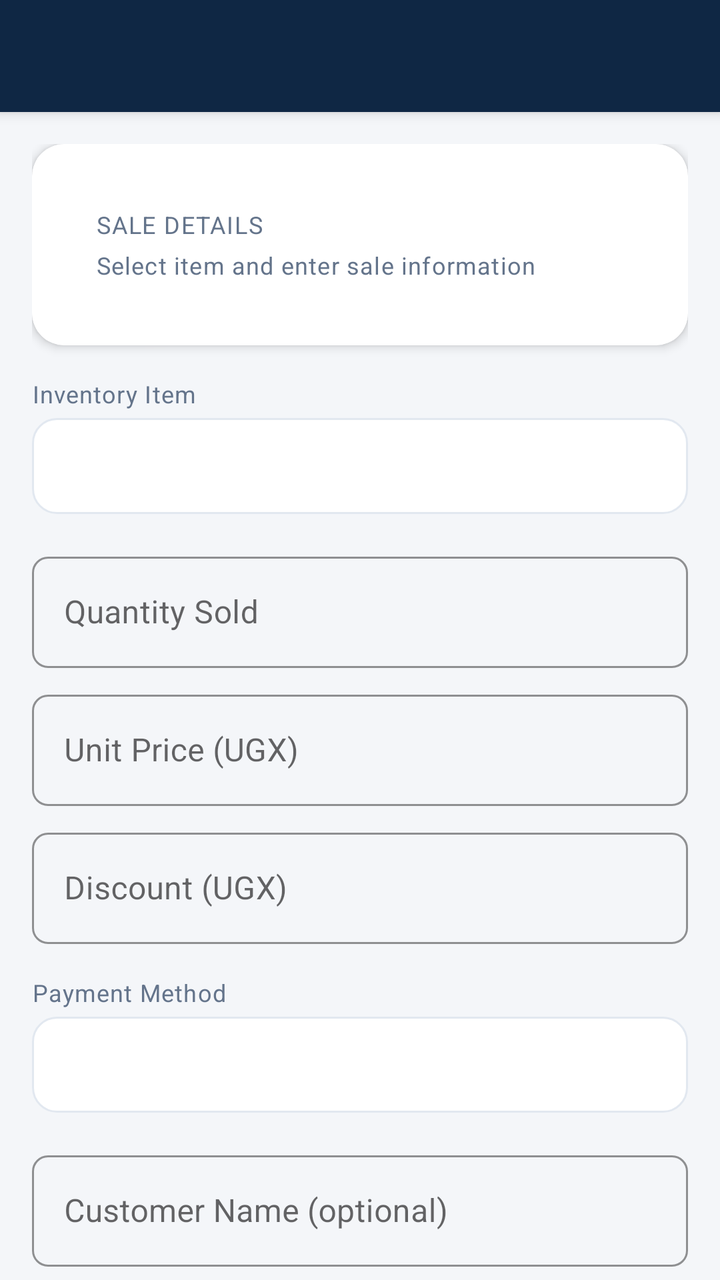
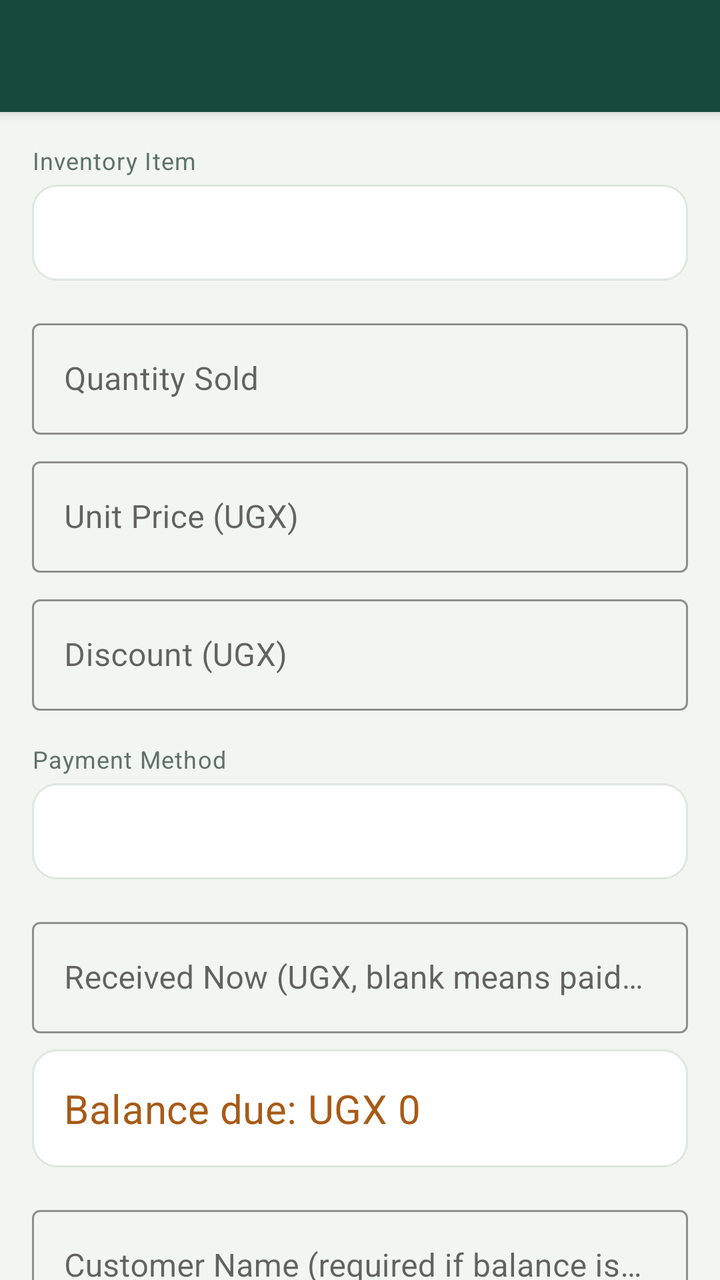

Compare the two renders of this Android layout. The source of the first and the diff that turns it into the second are given below.
<!-- AndroidManifest.xml: application theme Theme.FinanceApp -->
<!-- res/layout/activity_add_sale.xml -->
<?xml version="1.0" encoding="utf-8"?>
<androidx.coordinatorlayout.widget.CoordinatorLayout xmlns:android="http://schemas.android.com/apk/res/android"
    xmlns:app="http://schemas.android.com/apk/res-auto"
    android:layout_width="match_parent"
    android:layout_height="match_parent"
    android:background="@color/background">

    <com.google.android.material.appbar.AppBarLayout
        android:layout_width="match_parent"
        android:layout_height="wrap_content"
        android:background="@color/primary"
        app:elevation="4dp">

        <com.google.android.material.appbar.MaterialToolbar
            android:id="@+id/toolbar"
            android:layout_width="match_parent"
            android:layout_height="?attr/actionBarSize"
            app:navigationIconTint="@color/text_on_primary"
            app:titleTextColor="@color/text_on_primary" />
    </com.google.android.material.appbar.AppBarLayout>

    <androidx.core.widget.NestedScrollView
        android:layout_width="match_parent"
        android:layout_height="match_parent"
        app:layout_behavior="@string/appbar_scrolling_view_behavior">

        <LinearLayout
            android:layout_width="match_parent"
            android:layout_height="wrap_content"
            android:orientation="vertical"
            android:padding="@dimen/spacing_md">

            <com.google.android.material.card.MaterialCardView
                style="@style/Card.Dashboard"
                android:layout_width="match_parent"
                android:layout_height="wrap_content"
                android:layout_marginBottom="@dimen/spacing_md">

                <LinearLayout
                    android:layout_width="match_parent"
                    android:layout_height="wrap_content"
                    android:orientation="vertical"
                    android:padding="@dimen/spacing_md">

                    <TextView
                        style="@style/Text.StatLabel"
                        android:layout_width="wrap_content"
                        android:layout_height="wrap_content"
                        android:text="Sale Details" />

                    <TextView
                        style="@style/Text.Caption"
                        android:layout_width="wrap_content"
                        android:layout_height="wrap_content"
                        android:layout_marginTop="4dp"
                        android:text="Select item and enter sale information" />
                </LinearLayout>
            </com.google.android.material.card.MaterialCardView>

            <TextView style="@style/Text.Caption" android:layout_width="wrap_content" android:layout_height="wrap_content" android:text="Inventory Item" />
            <Spinner
                android:id="@+id/spinnerItem"
                android:layout_width="match_parent"
                android:layout_height="48dp"
                android:layout_marginTop="4dp"
                android:layout_marginBottom="@dimen/spacing_md"
                android:background="@drawable/bg_summary_banner"
                android:paddingStart="8dp"
                android:paddingEnd="8dp" />

            <com.google.android.material.textfield.TextInputLayout
                style="@style/TextInput.Finance"
                android:layout_width="match_parent"
                android:layout_height="wrap_content"
                android:hint="Quantity Sold">

                <com.google.android.material.textfield.TextInputEditText
                    android:id="@+id/etQuantity"
                    android:layout_width="match_parent"
                    android:layout_height="wrap_content"
                    android:inputType="number" />
            </com.google.android.material.textfield.TextInputLayout>

            <com.google.android.material.textfield.TextInputLayout
                style="@style/TextInput.Finance"
                android:layout_width="match_parent"
                android:layout_height="wrap_content"
                android:layout_marginTop="@dimen/spacing_sm"
                android:hint="Unit Price (UGX)">

                <com.google.android.material.textfield.TextInputEditText
                    android:id="@+id/etUnitPrice"
                    android:layout_width="match_parent"
                    android:layout_height="wrap_content"
                    android:inputType="numberDecimal" />
            </com.google.android.material.textfield.TextInputLayout>

            <com.google.android.material.textfield.TextInputLayout
                style="@style/TextInput.Finance"
                android:layout_width="match_parent"
                android:layout_height="wrap_content"
                android:layout_marginTop="@dimen/spacing_sm"
                android:hint="Discount (UGX)">

                <com.google.android.material.textfield.TextInputEditText
                    android:id="@+id/etDiscount"
                    android:layout_width="match_parent"
                    android:layout_height="wrap_content"
                    android:inputType="numberDecimal" />
            </com.google.android.material.textfield.TextInputLayout>

            <TextView style="@style/Text.Caption" android:layout_width="wrap_content" android:layout_height="wrap_content" android:layout_marginTop="@dimen/spacing_md" android:text="Payment Method" />
            <Spinner
                android:id="@+id/spinnerPayment"
                android:layout_width="match_parent"
                android:layout_height="48dp"
                android:layout_marginTop="4dp"
                android:background="@drawable/bg_summary_banner"
                android:paddingStart="8dp"
                android:paddingEnd="8dp" />

            <com.google.android.material.textfield.TextInputLayout
                style="@style/TextInput.Finance"
                android:layout_width="match_parent"
                android:layout_height="wrap_content"
                android:layout_marginTop="@dimen/spacing_md"
                android:hint="Customer Name (optional)">

                <com.google.android.material.textfield.TextInputEditText
                    android:id="@+id/etCustomerName"
                    android:layout_width="match_parent"
                    android:layout_height="wrap_content"
                    android:inputType="textPersonName" />
            </com.google.android.material.textfield.TextInputLayout>

            <com.google.android.material.textfield.TextInputLayout
                style="@style/TextInput.Finance"
                android:layout_width="match_parent"
                android:layout_height="wrap_content"
                android:layout_marginTop="@dimen/spacing_sm"
                android:hint="Customer Phone (optional)">

                <com.google.android.material.textfield.TextInputEditText
                    android:id="@+id/etCustomerPhone"
                    android:layout_width="match_parent"
                    android:layout_height="wrap_content"
                    android:inputType="phone" />
            </com.google.android.material.textfield.TextInputLayout>

            <com.google.android.material.button.MaterialButton
                android:id="@+id/btnSaveSale"
                style="@style/Button.Accent"
                android:layout_width="match_parent"
                android:layout_height="wrap_content"
                android:layout_marginTop="@dimen/spacing_lg"
                android:text="Save Sale" />

        </LinearLayout>
    </androidx.core.widget.NestedScrollView>
</androidx.coordinatorlayout.widget.CoordinatorLayout>
<!-- resources referenced by this layout -->
<resources>
  <color name="background">#F4F6F9</color>
  <color name="primary">#0F2744</color>
  <color name="text_on_primary">#FFFFFF</color>
  <dimen name="spacing_lg">24dp</dimen>
  <dimen name="spacing_md">16dp</dimen>
  <dimen name="spacing_sm">8dp</dimen>
  <!-- drawable bg_summary_banner (drawable) -->
  <?xml version="1.0" encoding="utf-8"?>
  <shape xmlns:android="http://schemas.android.com/apk/res/android"
      android:shape="rectangle">
      <solid android:color="@color/surface" />
      <corners android:radius="12dp" />
      <stroke android:width="1dp" android:color="@color/divider" />
  </shape>
  <style name="Button.Accent" parent="Widget.MaterialComponents.Button">
          <item name="android:textColor">@color/text_on_accent</item>
          <item name="backgroundTint">@color/accent</item>
          <item name="cornerRadius">@dimen/radius_md</item>
          <item name="android:paddingTop">14dp</item>
          <item name="android:paddingBottom">14dp</item>
          <item name="android:textAllCaps">false</item>
          <item name="android:fontFamily">sans-serif-medium</item>
      </style>
  <style name="Card.Dashboard" parent="Widget.MaterialComponents.CardView">
          <item name="cardCornerRadius">@dimen/radius_lg</item>
          <item name="cardElevation">@dimen/card_elevation</item>
          <item name="cardBackgroundColor">@color/surface</item>
          <item name="contentPadding">@dimen/spacing_md</item>
      </style>
  <style name="Text.Caption" parent="TextAppearance.MaterialComponents.Caption">
          <item name="android:textColor">@color/text_secondary</item>
          <item name="android:textSize">@dimen/text_caption</item>
      </style>
  <style name="Text.StatLabel" parent="Text.Caption">
          <item name="android:textColor">@color/text_secondary</item>
          <item name="android:textAllCaps">true</item>
          <item name="android:letterSpacing">0.05</item>
      </style>
  <color name="surface">#FFFFFF</color>
  <color name="divider">#E2E8F0</color>
  <color name="text_on_accent">#0F172A</color>
  <color name="accent">#C9A227</color>
  <dimen name="radius_md">12dp</dimen>
  <dimen name="radius_lg">16dp</dimen>
  <dimen name="card_elevation">3dp</dimen>
  <color name="text_secondary">#64748B</color>
  <dimen name="text_caption">12sp</dimen>
  <dimen name="radius_sm">8dp</dimen>
  <color name="text_hint">#94A3B8</color>
  <color name="primary_dark">#091A2E</color>
  <color name="accent_light">#F5E6B8</color>
  <style name="Button.Primary" parent="Widget.MaterialComponents.Button">
          <item name="android:textColor">@color/text_on_primary</item>
          <item name="backgroundTint">@color/primary</item>
          <item name="cornerRadius">@dimen/radius_md</item>
          <item name="android:paddingTop">14dp</item>
          <item name="android:paddingBottom">14dp</item>
          <item name="android:textAllCaps">false</item>
          <item name="android:fontFamily">sans-serif-medium</item>
      </style>
  <style name="Fab.Primary" parent="Widget.MaterialComponents.FloatingActionButton">
          <item name="backgroundTint">@color/accent</item>
          <item name="tint">@color/text_on_accent</item>
          <item name="elevation">6dp</item>
      </style>
  <!-- unchanged entries left out for length: 2 -->
</resources>

<!-- the commit's change to res/layout/activity_add_sale.xml (unified diff, before → after) -->
@@ -29,33 +29,6 @@
             android:layout_height="wrap_content"
             android:orientation="vertical"
             android:padding="@dimen/spacing_md">
-
-            <com.google.android.material.card.MaterialCardView
-                style="@style/Card.Dashboard"
-                android:layout_width="match_parent"
-                android:layout_height="wrap_content"
-                android:layout_marginBottom="@dimen/spacing_md">
-
-                <LinearLayout
-                    android:layout_width="match_parent"
-                    android:layout_height="wrap_content"
-                    android:orientation="vertical"
-                    android:padding="@dimen/spacing_md">
-
-                    <TextView
-                        style="@style/Text.StatLabel"
-                        android:layout_width="wrap_content"
-                        android:layout_height="wrap_content"
-                        android:text="Sale Details" />
-
-                    <TextView
-                        style="@style/Text.Caption"
-                        android:layout_width="wrap_content"
-                        android:layout_height="wrap_content"
-                        android:layout_marginTop="4dp"
-                        android:text="Select item and enter sale information" />
-                </LinearLayout>
-            </com.google.android.material.card.MaterialCardView>
 
             <TextView style="@style/Text.Caption" android:layout_width="wrap_content" android:layout_height="wrap_content" android:text="Inventory Item" />
             <Spinner
@@ -119,12 +92,62 @@
                 android:paddingStart="8dp"
                 android:paddingEnd="8dp" />
 
+            <TextView
+                android:id="@+id/tvReceivingNumber"
+                style="@style/Text.Body"
+                android:layout_width="match_parent"
+                android:layout_height="wrap_content"
+                android:layout_marginTop="@dimen/spacing_sm"
+                android:background="@color/info_bg"
+                android:padding="@dimen/spacing_sm"
+                android:visibility="gone" />
+
+            <com.google.android.material.textfield.TextInputLayout
+                android:id="@+id/tilTransactionReference"
+                style="@style/TextInput.Finance"
+                android:layout_width="match_parent"
+                android:layout_height="wrap_content"
+                android:layout_marginTop="@dimen/spacing_sm"
+                android:hint="Mobile Money transaction reference"
+                android:visibility="gone">
+                <com.google.android.material.textfield.TextInputEditText
+                    android:id="@+id/etTransactionReference"
+                    android:layout_width="match_parent"
+                    android:layout_height="wrap_content"
+                    android:inputType="textCapCharacters" />
+            </com.google.android.material.textfield.TextInputLayout>
+
             <com.google.android.material.textfield.TextInputLayout
                 style="@style/TextInput.Finance"
                 android:layout_width="match_parent"
                 android:layout_height="wrap_content"
                 android:layout_marginTop="@dimen/spacing_md"
-                android:hint="Customer Name (optional)">
+                android:hint="Received Now (UGX, blank means paid in full)">
+
+                <com.google.android.material.textfield.TextInputEditText
+                    android:id="@+id/etAmountPaid"
+                    android:layout_width="match_parent"
+                    android:layout_height="wrap_content"
+                    android:inputType="numberDecimal" />
+            </com.google.android.material.textfield.TextInputLayout>
+
+            <TextView
+                android:id="@+id/tvBalanceDue"
+                style="@style/Text.Title"
+                android:layout_width="match_parent"
+                android:layout_height="wrap_content"
+                android:layout_marginTop="@dimen/spacing_sm"
+                android:background="@drawable/bg_summary_banner"
+                android:padding="@dimen/spacing_md"
+                android:text="Balance due: UGX 0"
+                android:textColor="@color/warning" />
+
+            <com.google.android.material.textfield.TextInputLayout
+                style="@style/TextInput.Finance"
+                android:layout_width="match_parent"
+                android:layout_height="wrap_content"
+                android:layout_marginTop="@dimen/spacing_md"
+                android:hint="Customer Name (required if balance is due)">
 
                 <com.google.android.material.textfield.TextInputEditText
                     android:id="@+id/etCustomerName"
@@ -153,6 +176,9 @@
                 android:layout_width="match_parent"
                 android:layout_height="wrap_content"
                 android:layout_marginTop="@dimen/spacing_lg"
+                app:icon="@drawable/ic_sales"
+                app:iconTint="@color/text_on_accent"
+                app:iconGravity="textStart"
                 android:text="Save Sale" />
 
         </LinearLayout>
<!-- resource entries referenced after the edit -->
@@ -1,8 +1,10 @@
 <!-- resources referenced by this layout -->
 <resources>
-  <color name="background">#F4F6F9</color>
-  <color name="primary">#0F2744</color>
+  <color name="background">#F2F6F3</color>
+  <color name="info_bg">#E0F0F4</color>
+  <color name="primary">#174A3A</color>
   <color name="text_on_primary">#FFFFFF</color>
+  <color name="warning">#A75B17</color>
   <dimen name="spacing_lg">24dp</dimen>
   <dimen name="spacing_md">16dp</dimen>
   <dimen name="spacing_sm">8dp</dimen>
@@ -14,6 +16,16 @@
       <corners android:radius="12dp" />
       <stroke android:width="1dp" android:color="@color/divider" />
   </shape>
+  <!-- drawable ic_sales (drawable) -->
+  <vector xmlns:android="http://schemas.android.com/apk/res/android"
+      android:width="24dp"
+      android:height="24dp"
+      android:viewportWidth="24"
+      android:viewportHeight="24">
+      <path
+          android:fillColor="#0284C7"
+          android:pathData="M7,18c-1.1,0 -2,0.9 -2,2s0.9,2 2,2 2,-0.9 2,-2 -0.9,-2 -2,-2zM17,18c-1.1,0 -2,0.9 -2,2s0.9,2 2,2 2,-0.9 2,-2 -0.9,-2 -2,-2zM7.16,14.76l0.03,-0.12 1,-4.24c0.09,-0.38 0.4,-0.64 0.78,-0.64h9.45c0.38,0 0.69,0.26 0.78,0.64l1,4.24 0.03,0.12c0,0.01 0,0.02 0,0.03 0,0.55 -0.45,1 -1,1H7.16c-0.55,0 -1,-0.45 -1,-1 0,-0.01 0,-0.02 0,-0.03zM6.2,6h12.6l-1,-4H7.2L6.2,6z"/>
+  </vector>
   <style name="Button.Accent" parent="Widget.MaterialComponents.Button">
           <item name="android:textColor">@color/text_on_accent</item>
           <item name="backgroundTint">@color/accent</item>
@@ -23,34 +35,33 @@
           <item name="android:textAllCaps">false</item>
           <item name="android:fontFamily">sans-serif-medium</item>
       </style>
-  <style name="Card.Dashboard" parent="Widget.MaterialComponents.CardView">
-          <item name="cardCornerRadius">@dimen/radius_lg</item>
-          <item name="cardElevation">@dimen/card_elevation</item>
-          <item name="cardBackgroundColor">@color/surface</item>
-          <item name="contentPadding">@dimen/spacing_md</item>
+  <style name="Text.Body" parent="TextAppearance.MaterialComponents.Body2">
+          <item name="android:textColor">@color/text_secondary</item>
+          <item name="android:textSize">@dimen/text_body</item>
       </style>
   <style name="Text.Caption" parent="TextAppearance.MaterialComponents.Caption">
           <item name="android:textColor">@color/text_secondary</item>
           <item name="android:textSize">@dimen/text_caption</item>
       </style>
-  <style name="Text.StatLabel" parent="Text.Caption">
-          <item name="android:textColor">@color/text_secondary</item>
-          <item name="android:textAllCaps">true</item>
-          <item name="android:letterSpacing">0.05</item>
+  <style name="Text.Title" parent="TextAppearance.MaterialComponents.Subtitle1">
+          <item name="android:textColor">@color/text_primary</item>
+          <item name="android:textSize">@dimen/text_title</item>
+          <item name="android:fontFamily">sans-serif-medium</item>
       </style>
   <color name="surface">#FFFFFF</color>
-  <color name="divider">#E2E8F0</color>
-  <color name="text_on_accent">#0F172A</color>
-  <color name="accent">#C9A227</color>
-  <dimen name="radius_md">12dp</dimen>
-  <dimen name="radius_lg">16dp</dimen>
-  <dimen name="card_elevation">3dp</dimen>
-  <color name="text_secondary">#64748B</color>
+  <color name="divider">#DEE7E1</color>
+  <color name="text_on_accent">#17251F</color>
+  <color name="accent">#E8B943</color>
+  <dimen name="radius_md">8dp</dimen>
+  <color name="text_secondary">#617168</color>
+  <dimen name="text_body">14sp</dimen>
   <dimen name="text_caption">12sp</dimen>
-  <dimen name="radius_sm">8dp</dimen>
-  <color name="text_hint">#94A3B8</color>
-  <color name="primary_dark">#091A2E</color>
-  <color name="accent_light">#F5E6B8</color>
+  <color name="text_primary">#17251F</color>
+  <dimen name="text_title">20sp</dimen>
+  <dimen name="radius_sm">4dp</dimen>
+  <color name="text_hint">#87958C</color>
+  <color name="primary_dark">#0D3026</color>
+  <color name="accent_light">#F8E8B5</color>
   <style name="Button.Primary" parent="Widget.MaterialComponents.Button">
           <item name="android:textColor">@color/text_on_primary</item>
           <item name="backgroundTint">@color/primary</item>
